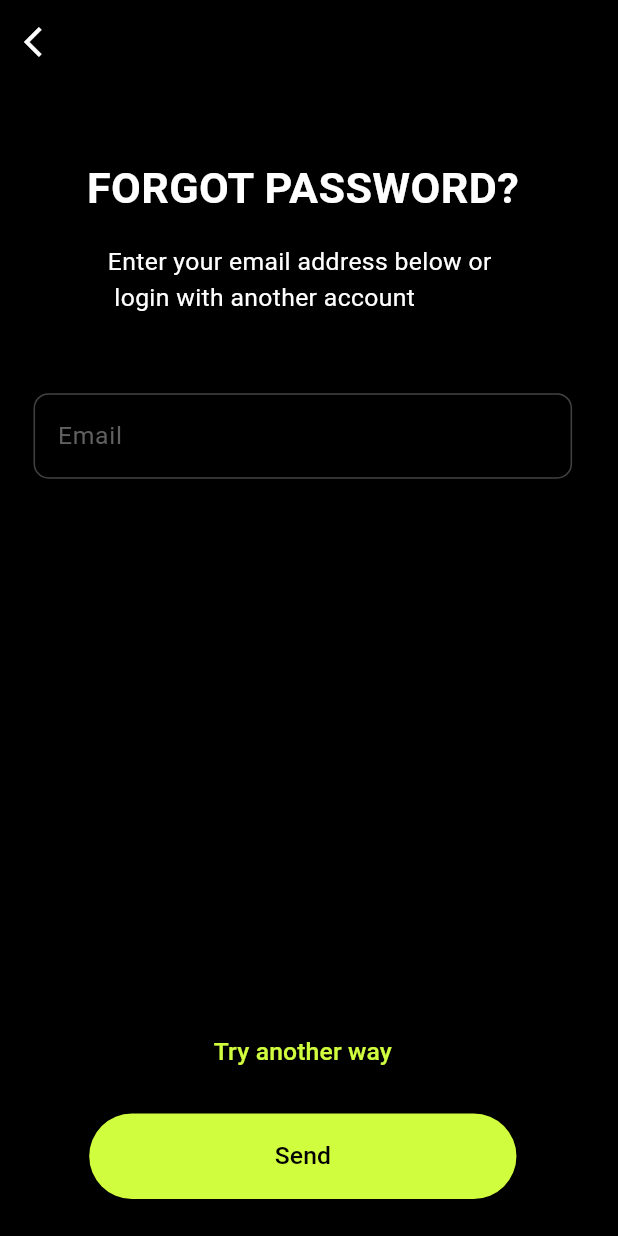
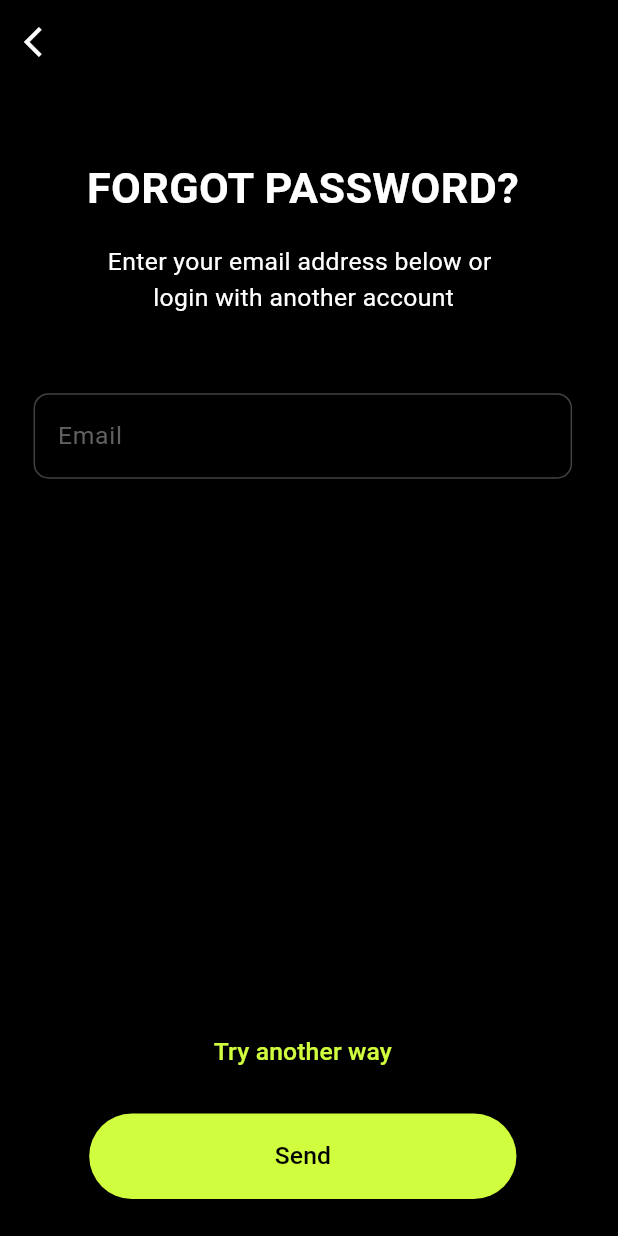
Before and after one commit to DanishVahora/fitness_tracker_app, a Flutter app: the ForgotPassword screen opened by its route, on a phone screen of 412 x 824 dp. Run offline on Flutter 3.47's test engine with Material 3 defaults, Android fonts, the phone set to English and light mode, and no system bars; our stand-ins replace smooth_page_indicator.

```diff
--- a/lib/Login And SignUp/forgotPassword.dart
+++ b/lib/Login And SignUp/forgotPassword.dart
@@ -45,7 +45,7 @@ class ForgotPassword extends StatelessWidget {
                   height: size.height * 0.02,
                 ),
                 Text(
-                  'Enter your email address below or \n login with another account',
+                  'Enter your email address below or \n \t \t \t login with another account',
                   style: TextStyle(
                     color: Colors.white,
                     fontSize: size.width * 0.04,
```
